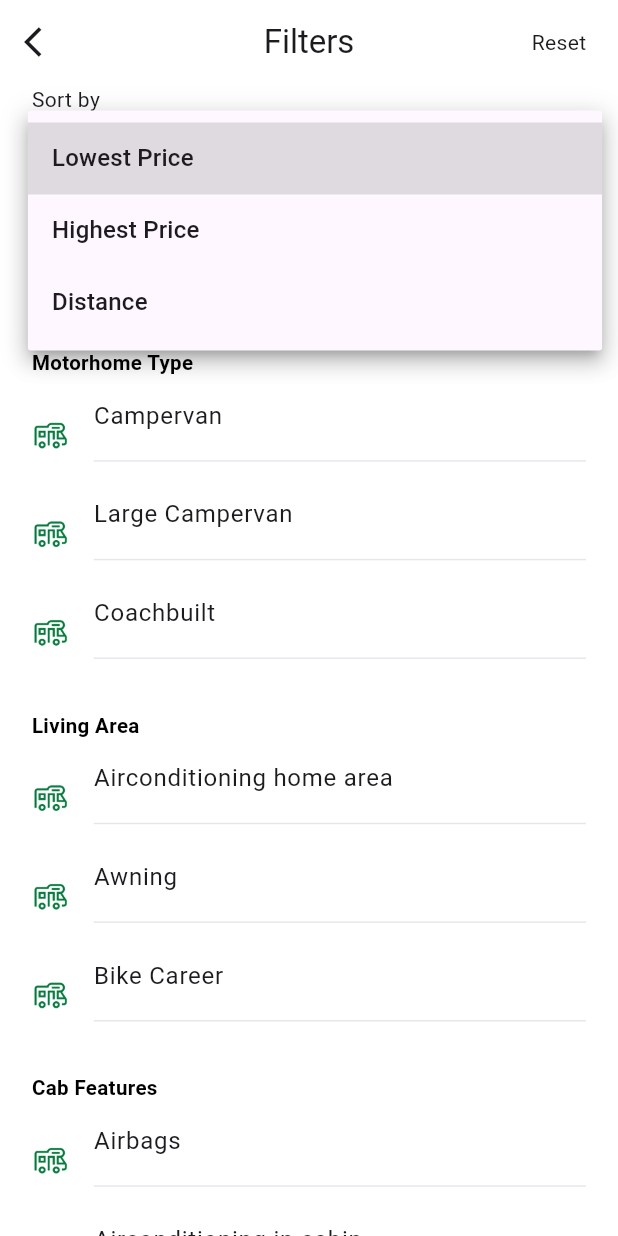
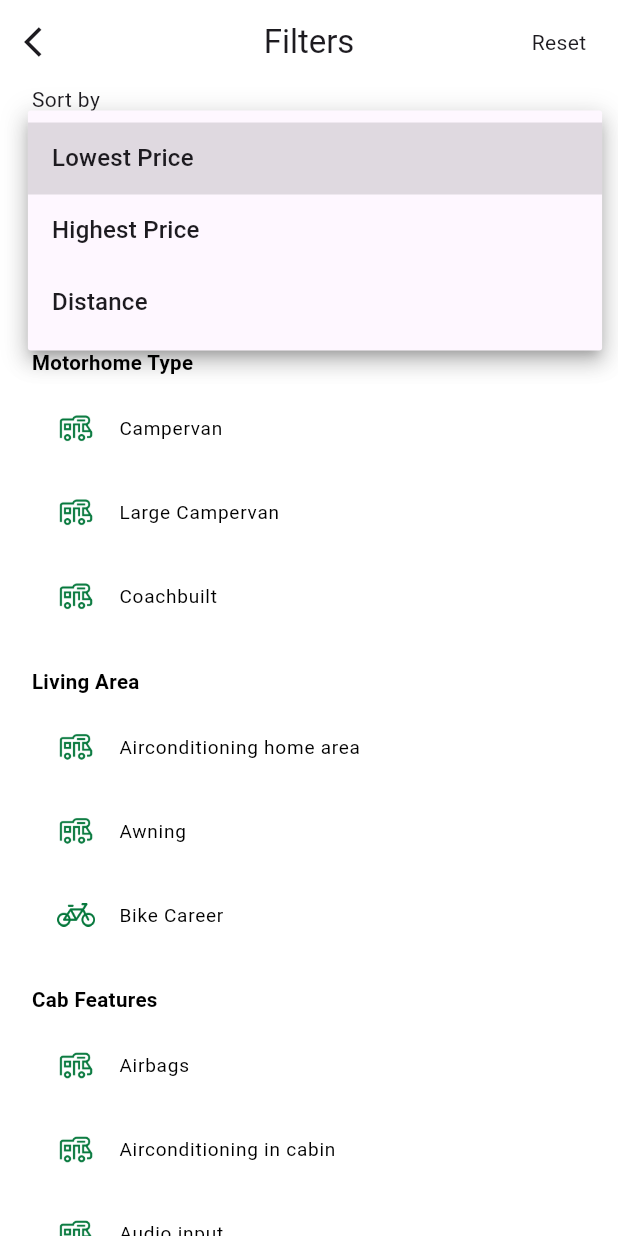
Before and after one commit to Nouman-hashir/Room_app, a Flutter app: the FiltersScreen screen opened by its route, after a tap on "Popularity", on a phone screen of 412 x 824 dp. Run offline on Flutter 3.47's test engine with Material 3 defaults, Android fonts, the phone set to English and light mode, and no system bars; our stand-ins replace dotted_line, flutter_screenutil, go_router, pinput; missing offline and left inert: dropdown_flutter.

Commit message:
Add filter/explorer providers and wire UI
Introduce FilterProvider and ExplorerProvider and bind UI to them. Added assets/images/bike.png and AppAssets.bike. Register FilterProvider and ExplorerProvider in main.dart's MultiProvider. CustomScaffold gains onResetTap and the subtitle becomes tappable to trigger resets. FiltersScreen now consumes FilterProvider and calls reset; FilterCheckbox, FilterIconTile and SleepsWidget read and update filter state from FilterProvider (checkboxes, selected icon tile). Explorer widgets (date and flexible tabs) now use ExplorerProvider to track selected date. BedBottomSheet adds an extra option and wraps the list in an Expanded ListView. Minor UI/formatting tweaks (dividers, spacing, text styles).

```diff
--- a/lib/core/constants/app_assets.dart
+++ b/lib/core/constants/app_assets.dart
@@ -27,6 +27,9 @@ class AppAssets {
   static const String bus = 'assets/images/bus.png';
   static const String heart = 'assets/images/heart.png';
   static const String tick = 'assets/images/tick_circle.png';
+  static const String bike = 'assets/images/bike.png';
+
+
 
 
 
--- a/lib/core/widgets/custom_scaffold.dart
+++ b/lib/core/widgets/custom_scaffold.dart
@@ -8,6 +8,7 @@ class CustomScaffold extends StatelessWidget {
   final String? subtitle;
   final bool showBack;
   final bool showBottomNav;
+  final VoidCallback? onResetTap;
 
   const CustomScaffold({
     super.key,
@@ -18,6 +19,7 @@ class CustomScaffold extends StatelessWidget {
     this.title,
     this.showBack = false,
     this.showBottomNav = false,
+    this.onResetTap,
   });
 
   @override
@@ -37,7 +39,9 @@ class CustomScaffold extends StatelessWidget {
                     )
                   : SizedBox(),
                   actions: [
-                    Text(subtitle ?? ""),
+                    GestureDetector(
+                      onTap: onResetTap,
+                      child: Text(subtitle ?? "")),
                   ],
             )
           : null,
--- /dev/null
+++ b/lib/modules/explore/provider/explorer_provider.dart
@@ -0,0 +1,17 @@
+import '../../../app.dart';
+
+class ExplorerProvider extends ChangeNotifier {
+  String? _selectedDate;
+
+  String? get selectedDate => _selectedDate;
+
+  void selectDate(String date) {
+    _selectedDate = date;
+    notifyListeners();
+  }
+
+  void clear() {
+    _selectedDate = null;
+    notifyListeners();
+  }
+}
--- a/lib/modules/explore/provider/provider.dart
+++ b/lib/modules/explore/provider/provider.dart
@@ -1 +1 @@
-// TODO Implement this library.
+export 'explorer_provider.dart';
--- /dev/null
+++ b/lib/modules/filters/provider/filter_provider.dart
@@ -0,0 +1,41 @@
+import '../../../app.dart';
+
+class FilterProvider extends ChangeNotifier {
+  final Map<String, bool> _filters = {};
+
+  Map<String, bool> get filters => _filters;
+  String? _selectedDate;
+  String? _selectedItem;
+
+  String? get selectedDate => _selectedDate;
+  bool isSelected(String key) {
+    return _filters[key] ?? false;
+  }
+
+  void toggleCheckbox(String key, bool value) {
+    _filters[key] = value;
+    notifyListeners();
+  }
+
+  void selectDate(String date) {
+    _selectedDate = date;
+    notifyListeners();
+  }
+
+  bool isSelectedItem(String key) {
+    return _selectedItem == key;
+  }
+
+  void selectItem(String key) {
+    _selectedItem = key;
+    notifyListeners();
+  }
+
+
+  void reset() {
+    _filters.clear();
+    _selectedDate = null;
+    _selectedItem = null;
+    notifyListeners();
+  }
+}
--- a/lib/modules/filters/provider/provider.dart
+++ b/lib/modules/filters/provider/provider.dart
@@ -1 +1 @@
-// TODO Implement this library.
+export 'filter_provider.dart';
--- a/lib/modules/filters/view/filters_screen.dart
+++ b/lib/modules/filters/view/filters_screen.dart
@@ -5,11 +5,16 @@ class FiltersScreen extends StatelessWidget {
 
   @override
   Widget build(BuildContext context) {
+    return Consumer<FilterProvider>(
+      builder: (context, provider, child) {
         return CustomScaffold(
         showAppBar: true,
         showBack: true,
         title: 'Filters',
         subtitle: 'Reset',
+        onResetTap: () {
+          provider.reset();
+        },
         child: Padding(
           padding: EdgeInsets.symmetric(horizontal: 20.w),
           child: SingleChildScrollView(
@@ -32,7 +37,7 @@ class FiltersScreen extends StatelessWidget {
                   items: [
                     {"title": "Airconditioning home area", "icon": AppAssets.bus},
                     {"title": "Awning", "icon": AppAssets.bus},
-                  {"title": "Bike Career", "icon": AppAssets.bus},
+                    {"title": "Bike Career", "icon": AppAssets.bike},
                   ],
                 ),
                 const FilterIconSection(
@@ -88,5 +93,6 @@ class FiltersScreen extends StatelessWidget {
           ),
         ),
       );
+    });
     }
   }
--- a/lib/modules/filters/widgets/filter_checkbox.dart
+++ b/lib/modules/filters/widgets/filter_checkbox.dart
@@ -14,22 +14,28 @@ class _FilterCheckboxTileState extends State<FilterCheckboxTile> {
 
   @override
   Widget build(BuildContext context) {
+    return Consumer<FilterProvider>(
+      builder: (context, provider, child) {
         return CheckboxListTile(
         contentPadding: EdgeInsets.zero,
         activeColor: AppColors.primaryColor,
         title: Column(
           crossAxisAlignment: CrossAxisAlignment.start,
           children: [
-          Text(widget.title),
-           10.verticalSpace,
-          Divider(thickness: 1.h, color: AppColors.grey200),
+            Text(widget.title,
+                style: AppTextStyles.bodyText1.copyWith(
+                  color: AppColors.black,
+                  fontSize: 13.sp,
+            )),
           ],
         ),
-      value: isChecked,
+        value: provider.isSelected(widget.title),
         onChanged: (val) {
-        setState(() => isChecked = val ?? false);
+          provider.toggleCheckbox(widget.title, val ?? false);
         },
         controlAffinity: ListTileControlAffinity.leading,
       );
+      },
+    );
   }
 }
--- a/lib/modules/filters/widgets/filter_icon_tile.dart
+++ b/lib/modules/filters/widgets/filter_icon_tile.dart
@@ -14,18 +14,33 @@ class FilterIconTile extends StatelessWidget {
 
   @override
   Widget build(BuildContext context) {
-    return ListTile(
-      contentPadding: EdgeInsets.zero,
-      leading: Image.asset(icon, height: 24.h, width: 24.w),
-      title: Column(
-        crossAxisAlignment: CrossAxisAlignment.start,
-        children: [
-          Text(title),
-          10.verticalSpace,
-          Divider(thickness: 1.h, color: AppColors.grey200),
-        ],
-      ),
-      onTap: onTap,
+    return Consumer<FilterProvider>(
+      builder: (context, provider, child) {
+        final isSelected = provider.isSelectedItem(title);
+        return GestureDetector(
+          onTap: () {
+            provider.selectItem(title);
+          },
+          child: Container(
+            decoration: BoxDecoration(
+              color: isSelected ? AppColors.primaryColor : AppColors.white,
+              borderRadius: BorderRadius.circular(12.r),
+            ),
+            child: ListTile(
+              contentPadding: EdgeInsets.symmetric(horizontal: 16.w,),
+              leading: Image.asset(icon, height: 24.h, width: 24.w , color: isSelected ? AppColors.white : AppColors.primaryColor),
+              title: Text(
+                title,
+                style: AppTextStyles.bodyText1.copyWith(
+                  fontSize: 13.sp,
+                  fontWeight: isSelected ? FontWeight.w600 : FontWeight.w400,
+                  color: isSelected ? AppColors.white : AppColors.black
+                ),
+              ),
+            ),
+          ),
+        );
+      },
     );
   }
 }
```
Also changed, not shown: lib/main.dart (+7 -10 lines), lib/modules/explore/widgets/bed_bottom_sheet.dart (+9 -7 lines), lib/modules/explore/widgets/date_tab.dart (+16 -3 lines), lib/modules/explore/widgets/flexible_tab.dart (+17 -2 lines), lib/modules/explore/widgets/sleeps_widget.dart (+8 -7 lines), assets/images/bike.png (added). Lines whose indentation alone changed are shown as unchanged.
